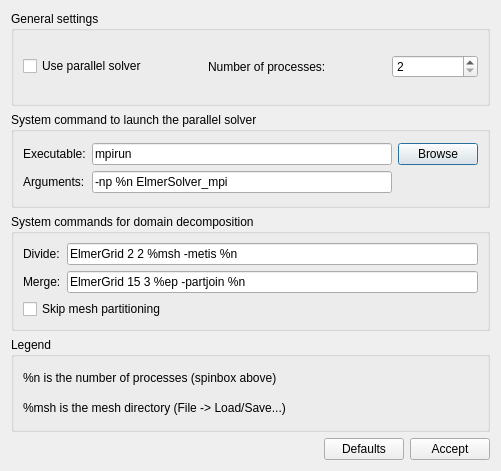
Old version of the form ElmerGUI/Application/forms/parallel.ui in the repository ElmerCSC/elmerfem.
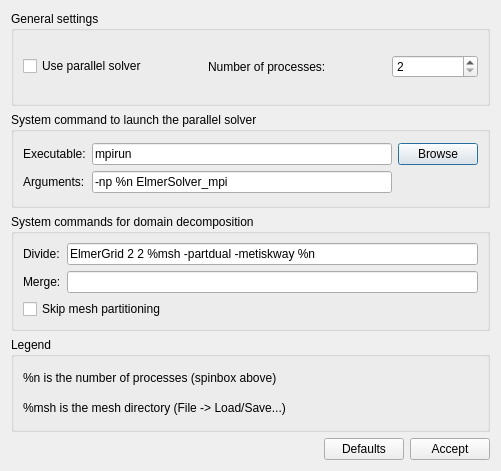
New version of the form. Icons and pictures are not drawn.

Commit message: Change default parallel operation

Diff of the .ui file:
```diff
--- a/ElmerGUI/Application/forms/parallel.ui
+++ b/ElmerGUI/Application/forms/parallel.ui
@@ -123,7 +123,7 @@
         <item row="0" column="1">
          <widget class="QLineEdit" name="divideLineEdit">
           <property name="text">
-           <string>ElmerGrid 2 2 %msh -metis %n</string>
+           <string>ElmerGrid 2 2 %msh -partdual -metiskway %n</string>
           </property>
          </widget>
         </item>
@@ -137,7 +137,7 @@
         <item row="1" column="1">
          <widget class="QLineEdit" name="mergeLineEdit">
           <property name="text">
-           <string>ElmerGrid 15 3 %ep -partjoin %n</string>
+           <string></string>
           </property>
          </widget>
         </item>
```
